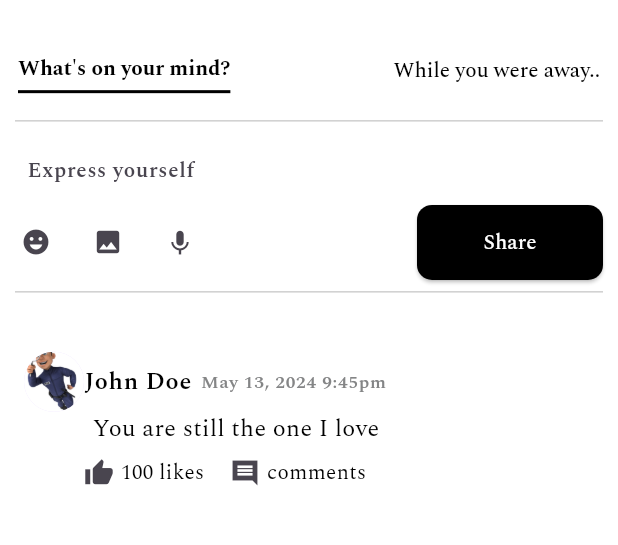
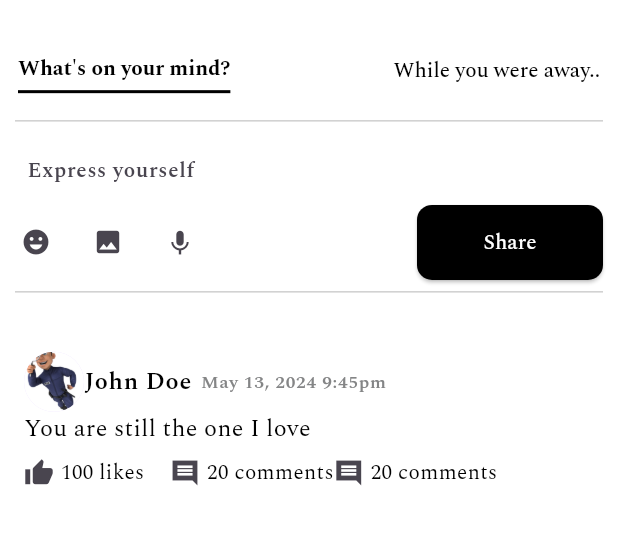
Before and after one commit to OkoroaforKelechiDivine/convas-mobile, a Flutter app: the FeedsView screen opened directly, on a phone screen of 412 x 824 dp, the part 65-610 px from its top. Run offline on Flutter 3.47's test engine with Material 3 defaults, Android fonts, the phone set to English and light mode, and no system bars; drawn by our look-alikes of overlay_support; our stand-ins replace carousel_slider, dio, flutter_screenutil, get_it, google_fonts, hive and 3 more; accounts and stored records are empty; statements that could not run were skipped.

Commit message:
working on working

```diff
--- a/lib/views/feeds/widget/user_post_list.dart
+++ b/lib/views/feeds/widget/user_post_list.dart
@@ -54,20 +54,15 @@ class UserPostList extends StatelessWidget {
               subtitle: Column(
                 crossAxisAlignment: CrossAxisAlignment.start,
                 children: [
-                  Padding(
-                    padding: EdgeInsets.only(left: 40.w),
-                    child: AppText(
+                  AppText(
                     user.postContent,
                     fontSize: AppFontSize.s16,
-                    ),
                   ),
                   const SizedBox(height: 8),
                   GestureDetector(
                     onTap: () {
                       viewModel.showComments(index);
                     },
-                    child: Padding(
-                      padding: const EdgeInsets.only(left: 40),
                     child: Row(
                       children: [
                         const Icon(Icons.thumb_up, size: AppFontSize.s20),
@@ -76,10 +71,16 @@ class UserPostList extends StatelessWidget {
                         SizedBox(width: 15.w),
                         const Icon(Icons.comment_sharp, size: AppFontSize.s20),
                         SizedBox(width: 4.w),
-                          const AppText('comments'),
+                        AppText('${user.commentsCount} comments'),
+                        const Icon(Icons.comment_sharp, size: AppFontSize.s20),
+                        SizedBox(width: 4.w),
+                        AppText('${user.commentsCount} comments'),
+                        // SizedBox(width: 4.w),
+                        // const Icon(Icons.comment_sharp, size: AppFontSize.s20),
+                        // SizedBox(width: 4.w),
+                        // const Icon(Icons.comment_sharp, size: AppFontSize.s20),
                         const AppDivider(),
                       ],
-                      ),
                     ),
                   ),
                   const SizedBox(height: 8),
```
Lines whose indentation alone changed are shown as unchanged.
